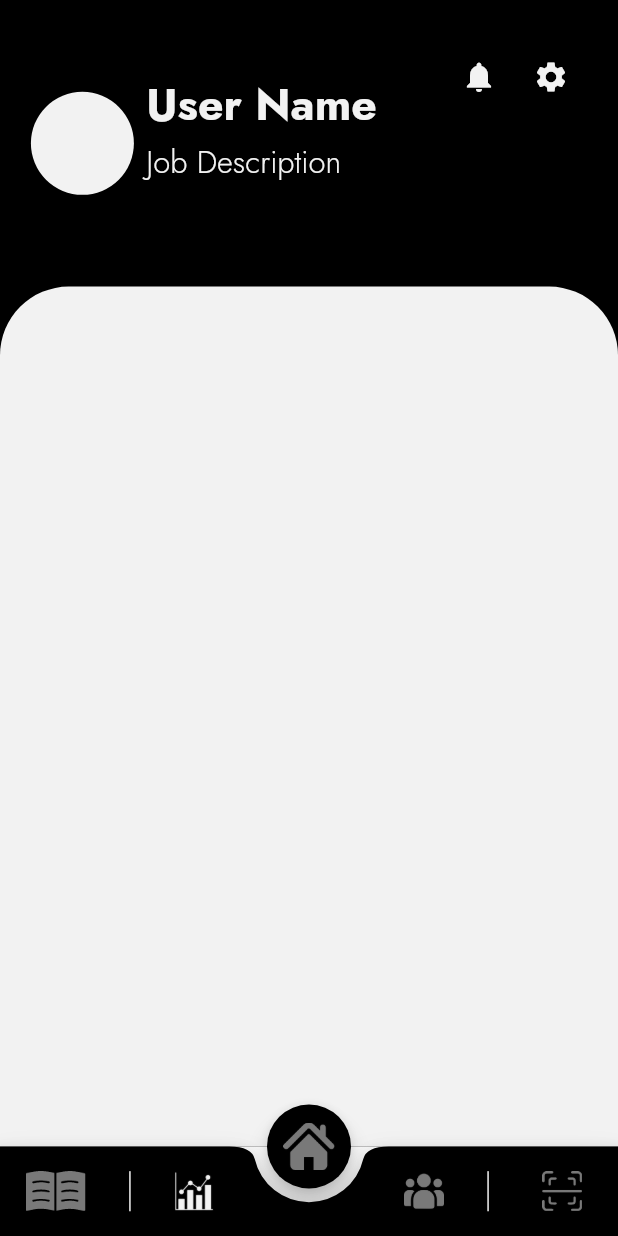
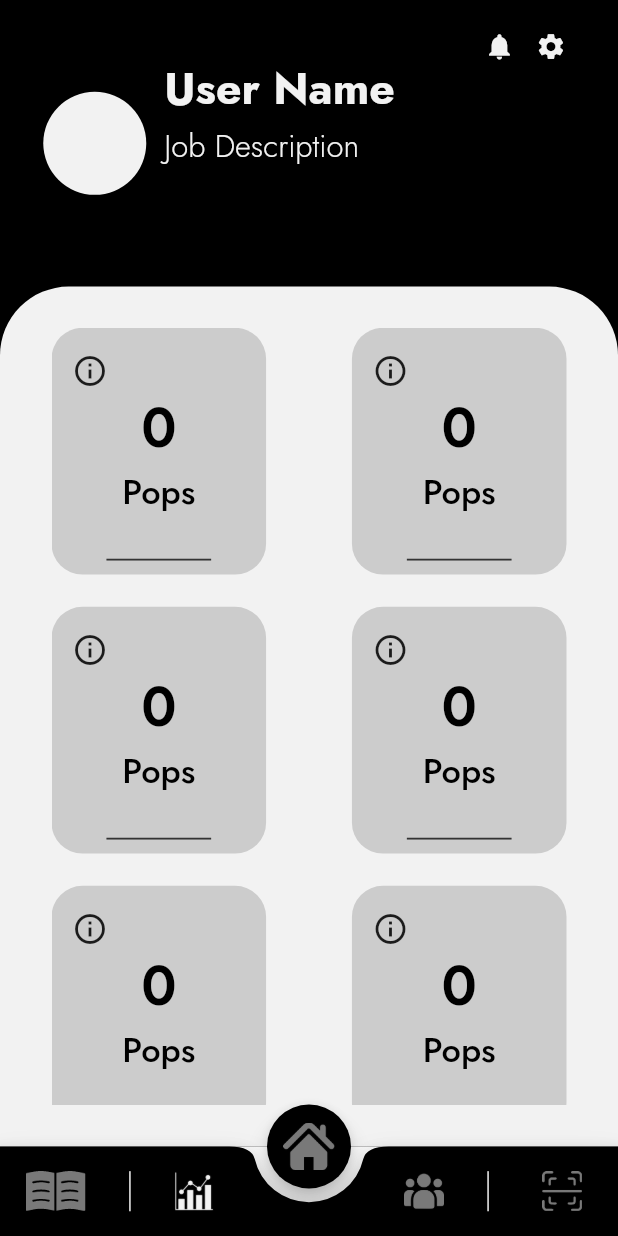
Before and after one commit to AhmedSaeedMorsy/Keep, a Flutter app: the LayoutScreen screen opened by its route, item 2 of the bottom bar chosen, after a tap on the "notifications" icon, on a phone screen of 412 x 824 dp. Run offline on Flutter 3.47's test engine with Material 2 defaults, Android fonts, the phone set to English and light mode, and no system bars; our stand-ins replace animate_do, easy_localization, flutter_bloc, flutter_phoenix, flutter_screenutil, shared_preferences and 1 more; accounts and stored records are empty.

Commit message:
insights Screen

```diff
--- a/lib/app/common/widget.dart
+++ b/lib/app/common/widget.dart
@@ -46,10 +46,8 @@ class SharedWidget {
                 color: ColorManager.primaryColor,
               ),
             ),
-            contentPadding: EdgeInsets.only(
-              top: AppPadding.p1.h,
-              left: AppPadding.p16.w
-            ),
+            contentPadding:
+                EdgeInsets.only(top: AppPadding.p1.h, left: AppPadding.p16.w),
             // hint style
             hintStyle: getBoldStyle(
               color: ColorManager.grey,
@@ -67,11 +65,10 @@ class SharedWidget {
         ),
       );
 
-      static Widget header(context)=>Container(
+  static Widget header(context) => Container(
         padding: EdgeInsets.symmetric(
-                  horizontal:
-                      MediaQuery.of(context).size.width / AppPadding.p20,
-                  vertical: MediaQuery.of(context).size.height / AppPadding.p30,
+          horizontal: MediaQuery.of(context).size.width / AppPadding.p20,
+          vertical: MediaQuery.of(context).size.height / AppPadding.p40,
         ),
         width: double.infinity,
         child: Row(
@@ -79,27 +76,27 @@ class SharedWidget {
           children: [
             Align(
                 alignment: Alignment.centerLeft,
+                child: Padding(
+                  padding: EdgeInsets.symmetric(
+                    vertical: MediaQuery.of(context).size.height / AppSize.s50,
+                    horizontal: MediaQuery.of(context).size.width / AppSize.s50,
+                  ),
                   child: Row(
                     children: [
                       CircleAvatar(
                         radius: AppSize.s30.w,
                         backgroundColor: ColorManager.white,
                       ),
-                            Padding(
-                              padding: EdgeInsets.symmetric(
-                                vertical: MediaQuery.of(context).size.height /
-                                    AppSize.s40,
-                                horizontal: MediaQuery.of(context).size.width /
-                                    AppSize.s50,
+                      SizedBox(
+                        width:
+                            MediaQuery.of(context).size.width / AppSize.s30.w,
                       ),
-                              child: Column(
+                      Column(
                         crossAxisAlignment: CrossAxisAlignment.start,
                         children: [
                           Text(
                             AppStrings.userName.tr(),
-                                    style: Theme.of(context)
-                                        .textTheme
-                                        .headlineLarge,
+                            style: Theme.of(context).textTheme.headlineLarge,
                           ),
                           SizedBox(
                             height: MediaQuery.of(context).size.height /
@@ -107,39 +104,49 @@ class SharedWidget {
                           ),
                           Text(
                             AppStrings.jobDescription.tr(),
-                                    style: Theme.of(context)
-                                        .textTheme
-                                        .displaySmall,
+                            style: Theme.of(context).textTheme.displaySmall,
                           )
                         ],
                       ),
+                    ],
                   ),
-                          ],
                 )),
             Align(
               alignment: Alignment.topRight,
               child: Row(
                 children: [
-                            IconButton(
-                              onPressed: () {},
-                              icon: const Icon(
+                  Padding(
+                    padding: EdgeInsets.only(
+                      right: MediaQuery.of(context).size.width / AppSize.s30,
+                    ),
+                    child: InkWell(
+                      onTap: () {},
+                      child: Icon(
                         Icons.notifications,
+                        size: AppSize.s18.w,
                         color: ColorManager.white,
                       ),
                     ),
-                            IconButton(
-                              onPressed: () {},
-                              icon: const Icon(
+                  ),
+                  Padding(
+                    padding: EdgeInsets.only(
+                      right: MediaQuery.of(context).size.width / AppSize.s30,
+                    ),
+                    child: InkWell(
+                      onTap: () {},
+                      child: Icon(
                         Icons.settings,
+                        size: AppSize.s18.w,
                         color: ColorManager.white,
                       ),
                     ),
+                  ),
                 ],
-                        ))
+              ),
+            )
           ],
         ),
       );
-
 
   // static Widget noItemWidget(context) {
   //   return Column(
--- a/lib/app/resources/theme_manager.dart
+++ b/lib/app/resources/theme_manager.dart
@@ -38,7 +38,7 @@ ThemeData getAppTheme() {
       ),
       headlineMedium: getSemiBoldStyle(
         color: ColorManager.primaryColor,
-        fontSize: FontSizeManager.s26,
+        fontSize: FontSizeManager.s22.sp,
       ),
       displaySmall: getLightStyle(
         color: ColorManager.white,
--- a/lib/app/resources/values_manager.dart
+++ b/lib/app/resources/values_manager.dart
@@ -12,7 +12,10 @@ class AppPadding {
   static const double p16 = 16.0;
   static const double p20 = 20.0;
   static const double p30 = 30.0;
+  static const double p40 = 40.0;
+
   static const double p60 = 60.0;
+
   static const double p100 = 100.0;
 }
 
@@ -64,5 +67,6 @@ class AppSize {
   static const double s150 = 150.0;
   static const double s180 = 180.0;
   static const double s200 = 200.0;
-  static const double s350 = 350.0;
+  static const double s220 = 220.0;
+    static const double s350 = 350.0;
 }
--- a/lib/presentation/home/view/home_screen.dart
+++ b/lib/presentation/home/view/home_screen.dart
@@ -76,6 +76,7 @@ class HomeScreen extends StatelessWidget {
                                   appearance: CircularSliderAppearance(
                                     startAngle: 270,
                                     angleRange: 360,
+                                    size: AppSize.s120.w,
                                     animDurationMultiplier: AppIntDuration.s4_5,
                                     infoProperties: InfoProperties(
                                       topLabelText: AppStrings.kpi,
@@ -84,7 +85,7 @@ class HomeScreen extends StatelessWidget {
                                           .headlineLarge!
                                           .copyWith(
                                             color: ColorManager.primaryColor,
-                                            fontSize: FontSizeManager.s28,
+                                            fontSize: FontSizeManager.s28.sp,
                                           ),
                                       topLabelStyle: Theme.of(context)
                                           .textTheme
@@ -122,20 +123,20 @@ class HomeScreen extends StatelessWidget {
                                 ),
                               ),
                               Row(
-                                mainAxisAlignment:
-                                    MainAxisAlignment.spaceBetween,
+                                mainAxisAlignment: MainAxisAlignment.spaceBetween,
                                 children: [
                                   IconButton(
                                     onPressed: () {},
-                                    icon: const Image(
-                                      image: AssetImage(
+                                    icon: Image(
+                                      image: const AssetImage(
                                         AssetsManager.calender,
                                       ),
+                                      width: AppSize.s18.w,
                                     ),
                                   ),
-                                  IconButton(
-                                    onPressed: () {},
-                                    icon: Icon(
+                                  InkWell(
+                                    onTap: () {},
+                                    child: Icon(
                                       Icons.arrow_back_ios,
                                       size: AppSize.s18.w,
                                     ),
@@ -146,19 +147,20 @@ class HomeScreen extends StatelessWidget {
                                         .textTheme
                                         .headlineMedium,
                                   ),
-                                  IconButton(
-                                    onPressed: () {},
-                                    icon: Icon(
+                                  InkWell(
+                                    onTap: () {},
+                                    child: Icon(
                                       Icons.arrow_forward_ios,
                                       size: AppSize.s18.w,
                                     ),
                                   ),
                                   IconButton(
                                     onPressed: () {},
-                                    icon: const Image(
+                                    icon: Image(
                                       image: AssetImage(
                                         AssetsManager.addTask,
                                       ),
+                                      width: AppSize.s18.w,
                                     ),
                                   ),
                                 ],
--- a/lib/presentation/insights/view/insights_screen.dart
+++ b/lib/presentation/insights/view/insights_screen.dart
@@ -1,6 +1,7 @@
 import 'package:animate_do/animate_do.dart';
 import 'package:flutter/material.dart';
 import 'package:flutter_screenutil/flutter_screenutil.dart';
+import 'package:keep/app/resources/font_manager.dart';
 
 import '../../../app/common/widget.dart';
 import '../../../app/resources/color_manager.dart';
@@ -51,8 +52,19 @@ class InsightsScreen extends StatelessWidget {
                     vertical:
                         MediaQuery.of(context).size.height / AppPadding.p30,
                   ),
-                  child: Column(
-                    children: [],
+                  child: GridView.count(
+                    shrinkWrap: true,
+                    physics: const BouncingScrollPhysics(),
+                    crossAxisCount: 2,
+                    mainAxisSpacing: AppSize.s18.h,
+                    crossAxisSpacing: AppSize.s50.w,
+                    childAspectRatio: 1 / 1.15,
+                    children: List.generate(
+                      10,
+                      (index) => insightsItem(
+                        context: context,
+                      ),
+                    ),
                   ),
                 ),
               ),
@@ -62,4 +74,94 @@ class InsightsScreen extends StatelessWidget {
       ),
     );
   }
+
+  Widget insightsItem({
+    required BuildContext context,
+  }) {
+    return Container(
+      padding: EdgeInsets.symmetric(
+        vertical: MediaQuery.of(context).size.height / AppSize.s50,
+        horizontal: MediaQuery.of(context).size.width / AppSize.s30,
+      ),
+      decoration: BoxDecoration(
+        borderRadius: BorderRadius.circular(
+          AppSize.s18.w,
+        ),
+        color: ColorManager.grey,
+      ),
+      child: Column(
+        children: [
+          Align(
+            alignment: Alignment.topLeft,
+            child: InkWell(
+              onTap: () {
+                showPopup(context);
+              },
+              child: const Icon(
+                Icons.info_outline,
+              ),
+            ),
+          ),
+          Text(
+            "0",
+            style: Theme.of(context).textTheme.headlineMedium!.copyWith(
+                  fontSize: FontSizeManager.s32.sp,
+                ),
+          ),
+          Text(
+            "Pops",
+            style: Theme.of(context).textTheme.displayMedium,
+          ),
+          SizedBox(
+            height: MediaQuery.of(context).size.height / AppSize.s30,
+          ),
+          Padding(
+            padding: EdgeInsets.symmetric(
+              horizontal: MediaQuery.of(context).size.width / AppSize.s18,
+            ),
+            child: Container(
+              color: ColorManager.darkGrey,
+              width: double.infinity,
+              height: AppSize.s1.h,
+            ),
+          ),
+        ],
+      ),
+    );
+  }
+
+  void showPopup(context) {
+    showDialog(
+      context: context,
+      builder: (_) => FadeInUp(
+        child: Container(
+          padding: EdgeInsets.symmetric(
+            vertical: MediaQuery.of(context).size.height / AppSize.s50,
+            horizontal: MediaQuery.of(context).size.width / AppSize.s30,
+          ),
+          decoration: BoxDecoration(
+            borderRadius: BorderRadius.circular(
+              AppSize.s18.w,
+            ),
+            color: ColorManager.lightGrey,
+          ),
+          margin: EdgeInsets.only(
+            top: AppSize.s220.h,
+            bottom: AppSize.s220.h,
+            left: AppSize.s18.w,
+            right: AppSize.s18.w,
+          ),
+          child: SingleChildScrollView(
+            physics: const BouncingScrollPhysics(),
+            child: Text(
+              """Lorem Ipsum is simply dummy text of the printing and typesetting industry Lorem Ipsum has been the industry's standard dummy text ever since the 1500s when an unknown printer took a galley of type and scrambled it to make a type specimen book It has survived not only five centuries but also the leap into electronic """,
+              style: Theme.of(context).textTheme.displayLarge!.copyWith(
+                    fontSize: FontSizeManager.s18.sp,
+                  ),
+            ),
+          ),
+        ),
+      ),
+    );
+  }
 }
--- a/lib/presentation/knowledge/view/knowledge_screen.dart
+++ b/lib/presentation/knowledge/view/knowledge_screen.dart
@@ -103,7 +103,7 @@ class KnowledgeScreen extends StatelessWidget {
       ),
       decoration: BoxDecoration(
         borderRadius: BorderRadius.circular(
-          AppSize.s18,
+          AppSize.s18.w,
         ),
         color: ColorManager.grey,
       ),
--- a/lib/presentation/layout/view/layout_screen.dart
+++ b/lib/presentation/layout/view/layout_screen.dart
@@ -22,8 +22,10 @@ class LayoutScreen extends StatelessWidget {
         ) {
           return LayoutBuilder(builder: (context, BoxConstraints constraints) {
             return Scaffold(
-              body: LayoutBloc.get(context)
-                  .currentScreen[LayoutBloc.get(context).currentIndex],
+              body: SafeArea(
+                child: LayoutBloc.get(context)
+                    .currentScreen[LayoutBloc.get(context).currentIndex],
+              ),
               bottomNavigationBar: BottomAppBar(
                 shape: const CircularNotchedRectangle(),
                 color: ColorManager.primaryColor,
```
Lines whose indentation alone changed are shown as unchanged.
